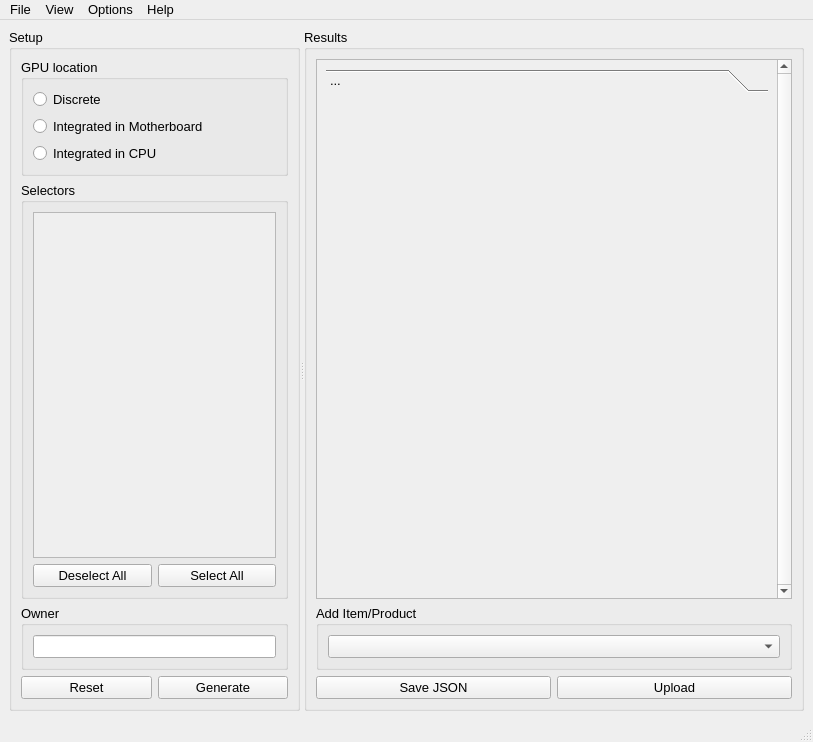
First picture: the form in assets/interface.ui, repository WEEE-Open/peracotta, before the edit.
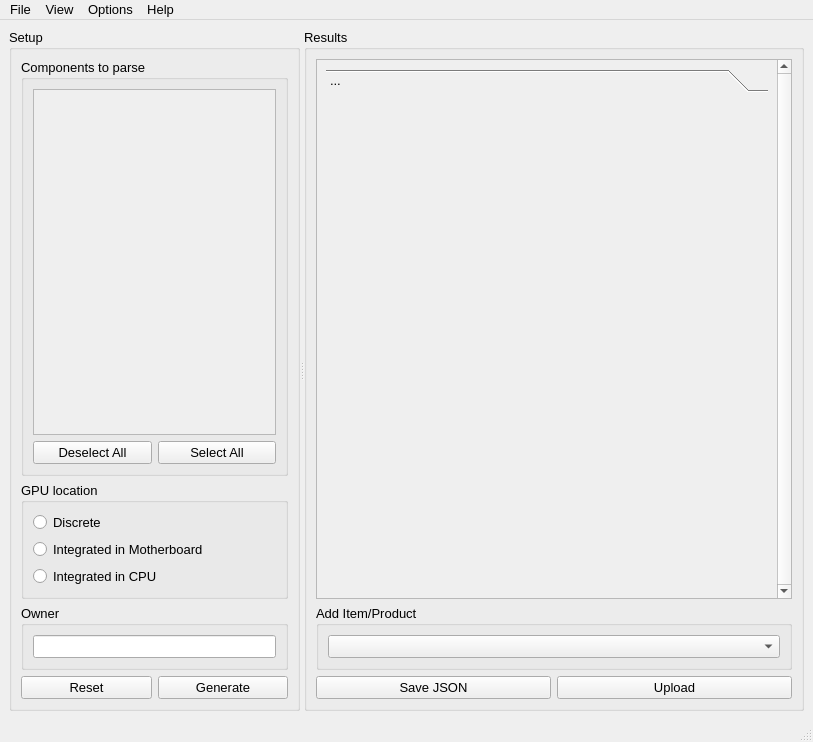
Second picture: the form after the edit. Icons and pictures are not drawn.

Diff of the .ui file:
```diff
--- a/assets/interface.ui
+++ b/assets/interface.ui
@@ -58,52 +58,6 @@
         <string>Setup</string>
        </property>
        <layout class="QVBoxLayout" name="verticalLayout">
-        <item>
-         <widget class="QGroupBox" name="gpuGroupBox">
-          <property name="toolTip">
-           <string>Set the real GPU location into the machine</string>
-          </property>
-          <property name="title">
-           <string>GPU location</string>
-          </property>
-          <layout class="QVBoxLayout" name="verticalLayout_7">
-           <item>
-            <layout class="QVBoxLayout" name="gpuLocationLayout">
-             <item>
-              <widget class="QRadioButton" name="discreteRadioBtn">
-               <property name="toolTip">
-                <string>Click this if there is an AGP, PCI or PCI-Express graphics card</string>
-               </property>
-               <property name="text">
-                <string>Discrete</string>
-               </property>
-              </widget>
-             </item>
-             <item>
-              <widget class="QRadioButton" name="intMoboRadioBtn">
-               <property name="toolTip">
-                <string>Click this if the GPU is located into the motherboard</string>
-               </property>
-               <property name="text">
-                <string>Integrated in Motherboard</string>
-               </property>
-              </widget>
-             </item>
-             <item>
-              <widget class="QRadioButton" name="intCpuRadioBtn">
-               <property name="toolTip">
-                <string>Click this if the GPU is located into the CPU</string>
-               </property>
-               <property name="text">
-                <string>Integrated in CPU</string>
-               </property>
-              </widget>
-             </item>
-            </layout>
-           </item>
-          </layout>
-         </widget>
-        </item>
         <item>
          <widget class="QGroupBox" name="componentsGroupBox">
           <property name="sizePolicy">
@@ -116,7 +70,7 @@
            <string>Select the components that you want to send to TARALLO</string>
           </property>
           <property name="title">
-           <string>Selectors</string>
+           <string>Components to parse</string>
           </property>
           <layout class="QVBoxLayout" name="verticalLayout_8">
            <item>
@@ -135,8 +89,8 @@
                <rect>
                 <x>0</x>
                 <y>0</y>
-                <width>248</width>
-                <height>361</height>
+                <width>264</width>
+                <height>309</height>
                </rect>
               </property>
               <property name="sizePolicy">
@@ -170,6 +124,52 @@
           </layout>
          </widget>
         </item>
+        <item>
+         <widget class="QGroupBox" name="gpuGroupBox">
+          <property name="toolTip">
+           <string>Set the real GPU location into the machine</string>
+          </property>
+          <property name="title">
+           <string>GPU location</string>
+          </property>
+          <layout class="QVBoxLayout" name="verticalLayout_7">
+           <item>
+            <layout class="QVBoxLayout" name="gpuLocationLayout">
+             <item>
+              <widget class="QRadioButton" name="discreteRadioBtn">
+               <property name="toolTip">
+                <string>Click this if there is an AGP, PCI or PCI-Express graphics card</string>
+               </property>
+               <property name="text">
+                <string>Discrete</string>
+               </property>
+              </widget>
+             </item>
+             <item>
+              <widget class="QRadioButton" name="intMoboRadioBtn">
+               <property name="toolTip">
+                <string>Click this if the GPU is located into the motherboard</string>
+               </property>
+               <property name="text">
+                <string>Integrated in Motherboard</string>
+               </property>
+              </widget>
+             </item>
+             <item>
+              <widget class="QRadioButton" name="intCpuRadioBtn">
+               <property name="toolTip">
+                <string>Click this if the GPU is located into the CPU</string>
+               </property>
+               <property name="text">
+                <string>Integrated in CPU</string>
+               </property>
+              </widget>
+             </item>
+            </layout>
+           </item>
+          </layout>
+         </widget>
+        </item>
         <item>
          <widget class="QGroupBox" name="groupBox_3">
           <property name="toolTip">
```
Left out of the diff: 10 changed lines with no effect on the pictures.
